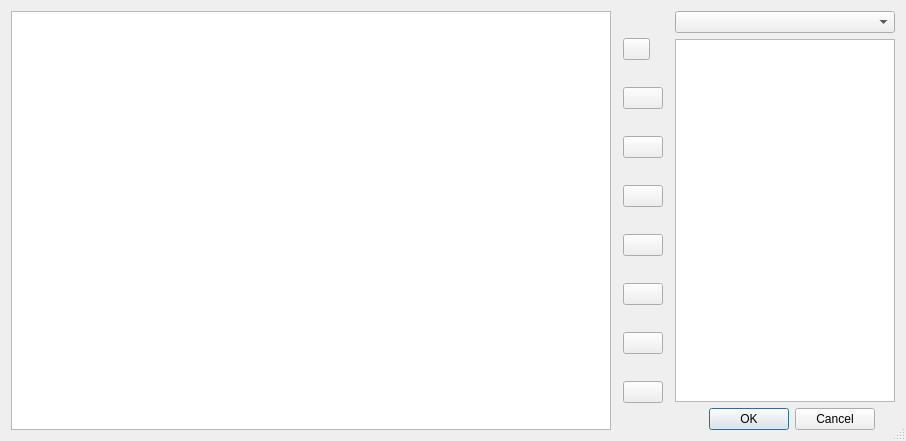
This is source/customgitactions.ui in Rolloke/GUI-Apps as Qt 5 draws it before an edit. The edited form follows.
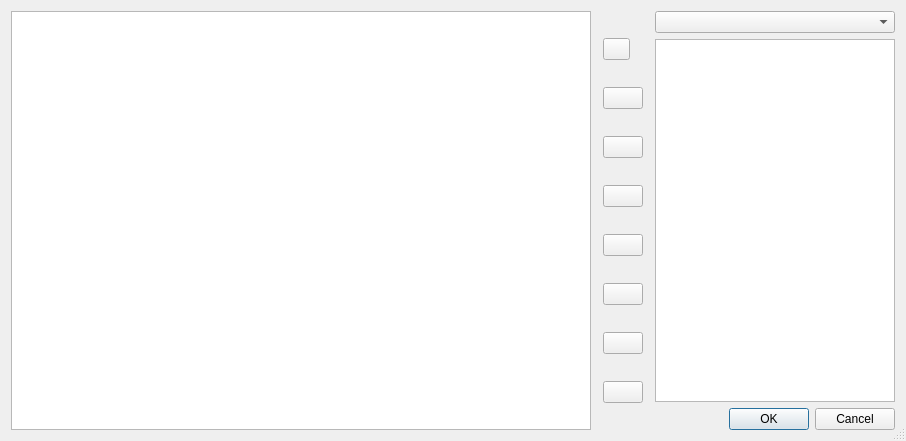
This is the edited form. Icons and pictures are not drawn.

Patch:
```diff
--- a/source/customgitactions.ui
+++ b/source/customgitactions.ui
@@ -252,7 +252,7 @@
        </property>
        <property name="minimumSize">
         <size>
-         <width>220</width>
+         <width>240</width>
          <height>0</height>
         </size>
        </property>
@@ -278,7 +278,7 @@
        </property>
        <property name="minimumSize">
         <size>
-         <width>220</width>
+         <width>240</width>
          <height>0</height>
         </size>
        </property>
@@ -345,7 +345,7 @@
        </property>
        <property name="minimumSize">
         <size>
-         <width>200</width>
+         <width>240</width>
          <height>0</height>
         </size>
        </property>
```
Left out of the diff: 4 changed lines with no effect on the pictures.
